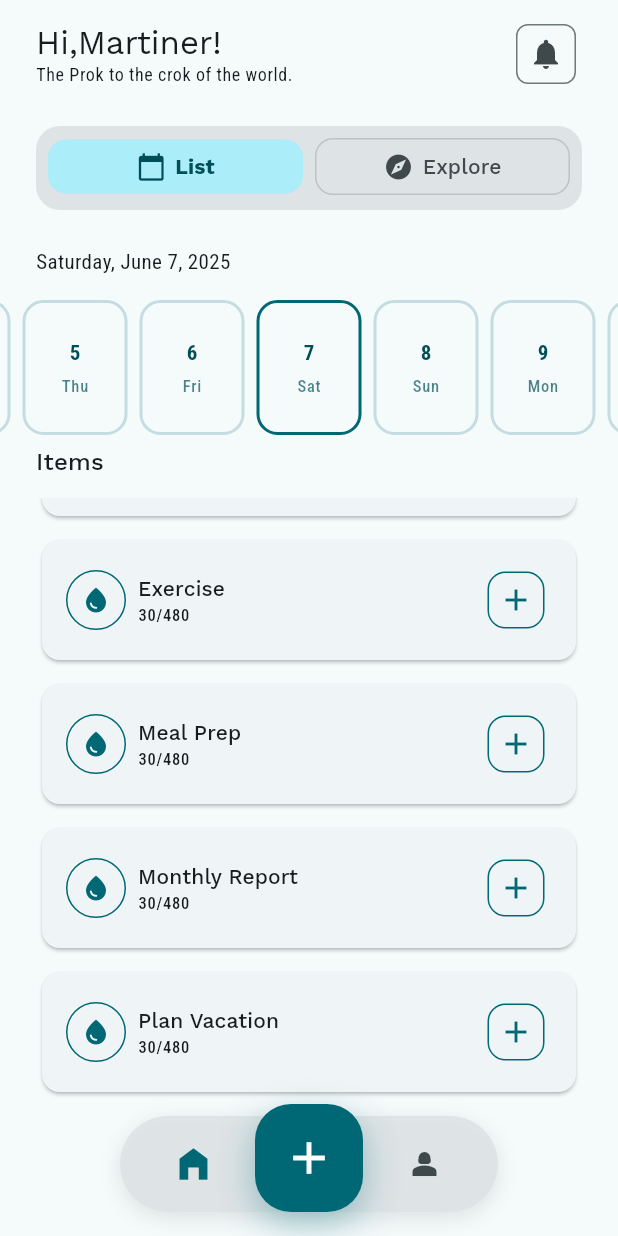
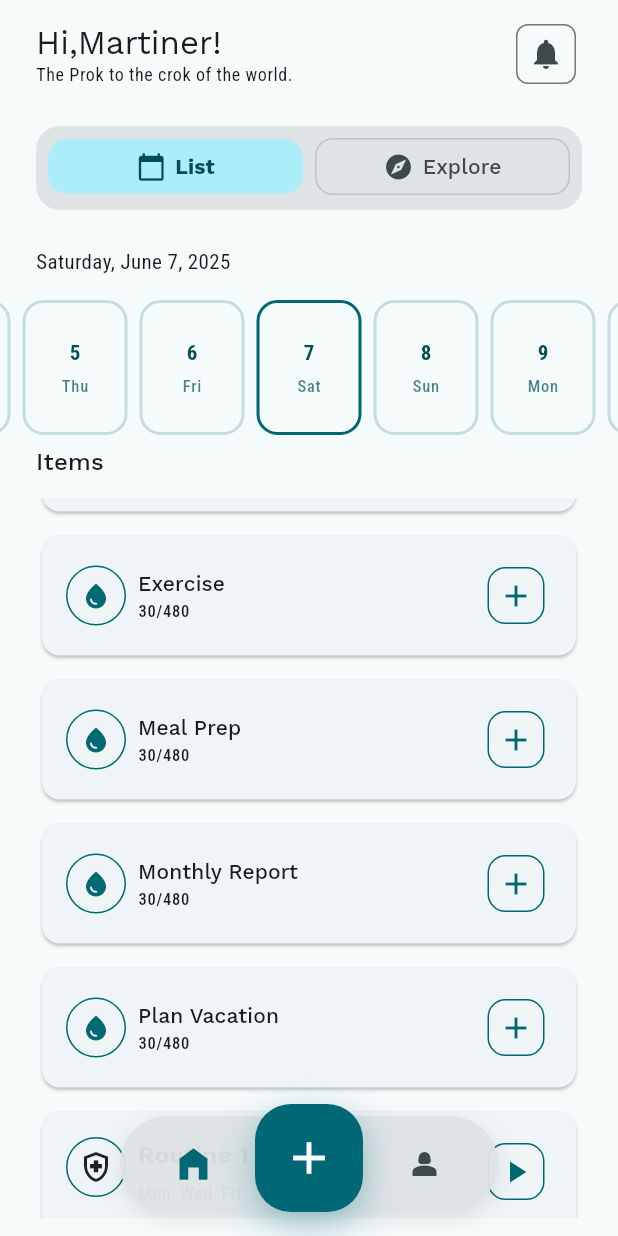
Before and after one commit to Rex-noir/essor, a Flutter app: the HomeLayout screen opened directly, scrolled down 1035 dp, on a phone screen of 412 x 824 dp. Run offline on Flutter 3.47's test engine with Material 3 defaults, Android fonts, the phone set to English and light mode, and no system bars; our stand-ins replace bloc, dio, equatable, flutter_bloc, flutter_svg, font_awesome_flutter and 5 more; accounts and stored records are empty.

Commit message:
wip (daily_list} : render routine item support in ui

```diff
--- a/lib/features/daily_items/presentation/bloc/daily_list_bloc.dart
+++ b/lib/features/daily_items/presentation/bloc/daily_list_bloc.dart
@@ -4,20 +4,24 @@ import 'package:bloc/bloc.dart';
 import 'package:equatable/equatable.dart';
 import 'package:mobile/core/utils/app_logger.dart';
 import 'package:mobile/features/daily_items/domain/entities/habit_entity.dart';
+import 'package:mobile/features/daily_items/domain/entities/routine_enitity.dart';
 import 'package:mobile/features/daily_items/domain/usecases/get_habits_for_date_usecase.dart';
+import 'package:mobile/features/daily_items/domain/usecases/get_routines_for_date_usecase.dart';
 
 part 'daily_list_event.dart';
 part 'daily_list_state.dart';
 
 class DailyListBloc extends Bloc<DailyListEvent, DailyListState> {
   final GetHabitsForDateUsecase getHabitsForDate;
+  final GetRoutinesForDateUsecase getRoutinesForDate;
   final logger = AppLogger.tag('DailyListBloc');
 
   static const int initialDaysEachSide = 15;
   static const int extendThreshold = 5;
   static const int daysToAdd = 10;
 
-  DailyListBloc(this.getHabitsForDate) : super(HabitListInitial()) {
+  DailyListBloc(this.getHabitsForDate, this.getRoutinesForDate)
+    : super(HabitListInitial()) {
     on<DailyListDateChanged>(_onDateChanged);
     on<DailyListInitialize>(_onInitialize);
   }
@@ -33,6 +37,7 @@ class DailyListBloc extends Bloc<DailyListEvent, DailyListState> {
       final newIndex = event.newIndex;
       final selectedDate = currentState.days[newIndex];
       final habits = await getHabitsForDate.call(selectedDate);
+      final routines = await getRoutinesForDate.call(selectedDate);
 
       // Extend days if threshold reached
       List<DateTime> newDays = currentState.days;
@@ -53,6 +58,7 @@ class DailyListBloc extends Bloc<DailyListEvent, DailyListState> {
       emit(
         HabitListLoaded(
           habits: habits,
+          routines: routines,
           days: newDays,
           selectedIndex: updatedNewIndex,
         ),
@@ -97,11 +103,13 @@ class DailyListBloc extends Bloc<DailyListEvent, DailyListState> {
     try {
       // Load habits for the initial selected day
       final habits = await getHabitsForDate.call(initialDays[initialIndex]);
+      final routines = await getRoutinesForDate.call(initialDays[initialIndex]);
 
       emit(
         HabitListLoaded(
           habits: habits,
           days: initialDays,
+          routines: routines,
           selectedIndex: initialIndex,
         ),
       );
--- a/lib/features/daily_items/presentation/bloc/daily_list_state.dart
+++ b/lib/features/daily_items/presentation/bloc/daily_list_state.dart
@@ -1,3 +1,4 @@
+// ignore_for_file: public_member_api_docs, sort_constructors_first
 part of 'daily_list_bloc.dart';
 
 sealed class DailyListState extends Equatable {
@@ -7,12 +8,25 @@ sealed class DailyListState extends Equatable {
   List<Object?> get props => [];
 }
 
+abstract class DailyItem {}
+
+class HabitItem extends DailyItem {
+  final HabitEntity habit;
+  HabitItem(this.habit);
+}
+
+class RoutineItem extends DailyItem {
+  final RoutineEntity routine;
+  RoutineItem(this.routine);
+}
+
 final class HabitListInitial extends DailyListState {}
 
 final class DailyListLoading extends DailyListState {}
 
 class HabitListLoaded extends DailyListState {
   final List<HabitEntity> habits;
+  final List<RoutineEntity> routines;
   final List<DateTime> days;
   final int selectedIndex;
 
@@ -20,18 +34,28 @@ class HabitListLoaded extends DailyListState {
     required this.habits,
     required this.days,
     required this.selectedIndex,
+    required this.routines,
   });
 
   @override
-  List<Object?> get props => [habits, days, selectedIndex];
+  List<Object?> get props => [habits, days, selectedIndex, routines];
+
+  List<DailyItem> get items {
+    return [
+      ...habits.map((h) => HabitItem(h)),
+      ...routines.map((r) => RoutineItem(r)),
+    ];
+  }
 
   HabitListLoaded copyWith({
     List<HabitEntity>? habits,
+    List<RoutineEntity>? routines,
     List<DateTime>? days,
     int? selectedIndex,
   }) {
     return HabitListLoaded(
       habits: habits ?? this.habits,
+      routines: routines ?? this.routines,
       days: days ?? this.days,
       selectedIndex: selectedIndex ?? this.selectedIndex,
     );
--- a/lib/features/daily_items/presentation/screens/daily_list_screen.dart
+++ b/lib/features/daily_items/presentation/screens/daily_list_screen.dart
@@ -4,6 +4,7 @@ import 'package:intl/intl.dart';
 import 'package:mobile/core/utils/app_logger.dart';
 import 'package:mobile/features/daily_items/presentation/bloc/daily_list_bloc.dart';
 import 'package:mobile/features/daily_items/presentation/widgets/habit_list_item.dart';
+import 'package:mobile/features/daily_items/presentation/widgets/routine_list_item.dart';
 
 class DailyListScreen extends StatefulWidget {
   const DailyListScreen({super.key});
@@ -74,6 +75,8 @@ class _DailyListScreenState extends State<DailyListScreen>
         }
 
         final days = state.days;
+
+        List<DailyItem> items = state.items;
 
         return Column(
           crossAxisAlignment: CrossAxisAlignment.start,
@@ -169,10 +172,19 @@ class _DailyListScreenState extends State<DailyListScreen>
                       separatorBuilder: (context, index) =>
                           const SizedBox(height: 8),
                       itemBuilder: (context, index) {
-                        final habit = state.habits[index];
-                        return HabitListItem(habit: habit);
+                        final item = items[index];
+
+                        if (item is HabitItem) {
+                          return HabitListItem(habit: item.habit);
+                        } else if (item is RoutineItem) {
+                          return RoutineListItem(
+                            routine: item.routine,
+                          ); // You'd implement this
+                        } else {
+                          return const SizedBox.shrink();
+                        }
                       },
-                      itemCount: state.habits.length,
+                      itemCount: items.length,
                     ),
                   );
                 }).toList(),
--- a/lib/features/daily_items/presentation/widgets/habit_list_item.dart
+++ b/lib/features/daily_items/presentation/widgets/habit_list_item.dart
@@ -17,6 +17,7 @@ class HabitListItem extends StatelessWidget {
           mainAxisAlignment: MainAxisAlignment.spaceBetween,
           children: [
             Row(
+              spacing: 8,
               children: [
                 Container(
                   width: 40,
@@ -29,7 +30,6 @@ class HabitListItem extends StatelessWidget {
                     child: Icon(Icons.water_drop, color: borderColor, size: 20),
                   ),
                 ),
-                const SizedBox(width: 8), // spacing inside group
                 Column(
                   crossAxisAlignment: CrossAxisAlignment.start,
                   children: [
--- /dev/null
+++ b/lib/features/daily_items/presentation/widgets/routine_list_item.dart
@@ -0,0 +1,82 @@
+import 'package:flutter/material.dart';
+import 'package:mobile/features/daily_items/domain/entities/routine_enitity.dart';
+
+class RoutineListItem extends StatelessWidget {
+  final RoutineEntity routine;
+
+  const RoutineListItem({super.key, required this.routine});
+
+  String _repeatDaysLabel() {
+    if (routine.repeatDays.length == 7) return "Everyday";
+    if (routine.repeatDays.isEmpty) return "One-time";
+    return routine.repeatDays.map((d) => _weekdayAbbr(d)).join(', ');
+  }
+
+  String _weekdayAbbr(int day) {
+    // Dart weekday starts from Monday as 1
+    const names = ['Mon', 'Tue', 'Wed', 'Thu', 'Fri', 'Sat', 'Sun'];
+    return names[(day - 1) % 7];
+  }
+
+  @override
+  Widget build(BuildContext context) {
+    final color = Theme.of(context).colorScheme;
+    final textTheme = Theme.of(context).textTheme;
+
+    return Card(
+      child: Padding(
+        padding: const EdgeInsets.all(16),
+        child: Row(
+          mainAxisAlignment: MainAxisAlignment.spaceBetween,
+          children: [
+            Row(
+              crossAxisAlignment: CrossAxisAlignment.start,
+              spacing: 8,
+              children: [
+                Container(
+                  width: 40,
+                  height: 40,
+                  decoration: BoxDecoration(
+                    border: Border.all(color: color.primary, width: 1),
+                    shape: BoxShape.circle,
+                  ),
+                  child: Center(child: Icon(Icons.health_and_safety_outlined)),
+                ),
+                Column(
+                  crossAxisAlignment: CrossAxisAlignment.start,
+                  children: [
+                    Text(
+                      routine.title,
+                      style: textTheme.titleMedium?.copyWith(
+                        fontWeight: FontWeight.bold,
+                      ),
+                    ),
+                    const SizedBox(height: 6),
+                    Text(
+                      _repeatDaysLabel(),
+                      style: textTheme.bodySmall?.copyWith(
+                        color: color.onSurfaceVariant,
+                      ),
+                    ),
+                  ],
+                ),
+              ],
+            ),
+            OutlinedButton(
+              onPressed: () {},
+              style: OutlinedButton.styleFrom(
+                shape: RoundedRectangleBorder(
+                  borderRadius: BorderRadius.circular(12),
+                ),
+                side: BorderSide(color: color.primary),
+                padding: EdgeInsets.zero,
+                minimumSize: const Size(38, 38),
+              ),
+              child: const Icon(Icons.play_arrow, size: 24),
+            ),
+          ],
+        ),
+      ),
+    );
+  }
+}
--- a/lib/features/home/presentation/screens/home_screen.dart
+++ b/lib/features/home/presentation/screens/home_screen.dart
@@ -1,8 +1,11 @@
 import 'package:flutter/material.dart';
 import 'package:flutter_bloc/flutter_bloc.dart';
 import 'package:mobile/features/daily_items/data/providers/habit_provider.dart';
+import 'package:mobile/features/daily_items/data/providers/routine_local_provider.dart';
 import 'package:mobile/features/daily_items/data/repositories/habit_repository_impl.dart';
+import 'package:mobile/features/daily_items/data/repositories/routine_repository_impl.dart';
 import 'package:mobile/features/daily_items/domain/usecases/get_habits_for_date_usecase.dart';
+import 'package:mobile/features/daily_items/domain/usecases/get_routines_for_date_usecase.dart';
 import 'package:mobile/features/daily_items/presentation/bloc/daily_list_bloc.dart';
 import 'package:mobile/features/daily_items/presentation/screens/daily_list_screen.dart';
 import 'package:mobile/features/home/presentation/widgets/home_greeting.dart';
@@ -49,6 +52,7 @@ class _HomeScreenState extends State<HomeScreen>
 
     _DailyListBloc = DailyListBloc(
       GetHabitsForDateUsecase(HabitRepositoryImpl(HabitLocalProvider())),
+      GetRoutinesForDateUsecase(RoutineRepositoryImpl(RoutineLocalProvider())),
     )..add(DailyListInitialize());
   }
 
```
